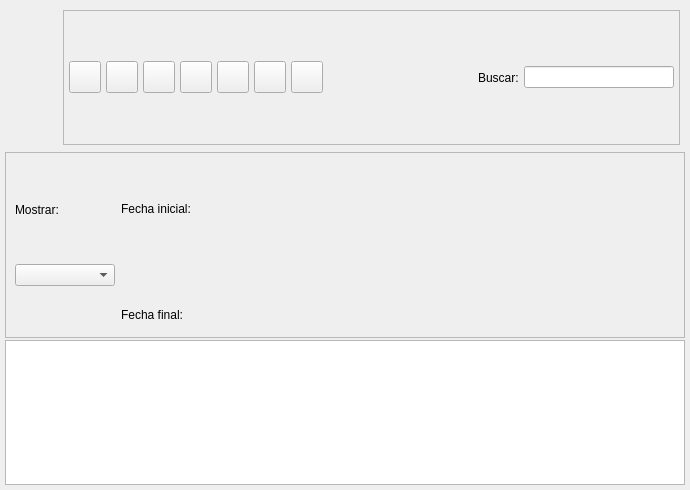
The window that bulmages/bulmafact/plugins/pluginalmacen/almaceneslistbase.ui (eboladev/Bulmages-1) describes before a commit, drawn with Qt 5.
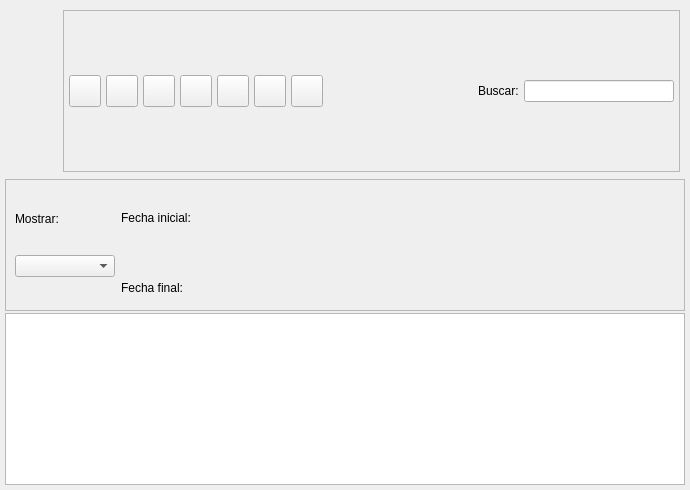
The same window after the commit. Icons and pictures are not drawn. Custom widgets are drawn as their Qt base class.

Commit message: Saco la gestion de clientes como un plugin.

```diff
--- a/bulmages/bulmafact/plugins/pluginalmacen/almaceneslistbase.ui
+++ b/bulmages/bulmafact/plugins/pluginalmacen/almaceneslistbase.ui
@@ -392,9 +392,7 @@
    <item>
     <widget class="QFrame" name="m_busqueda" >
      <property name="sizePolicy" >
-      <sizepolicy>
-       <hsizetype>7</hsizetype>
-       <vsizetype>0</vsizetype>
+      <sizepolicy vsizetype="Fixed" hsizetype="Expanding" >
        <horstretch>0</horstretch>
        <verstretch>0</verstretch>
       </sizepolicy>
@@ -412,39 +410,10 @@
       <property name="spacing" >
        <number>6</number>
       </property>
-      <item rowspan="2" row="1" column="2" >
-       <widget class="BusquedaCliente" native="1" name="m_cliente" >
-        <property name="sizePolicy" >
-         <sizepolicy>
-          <hsizetype>7</hsizetype>
-          <vsizetype>0</vsizetype>
-          <horstretch>0</horstretch>
-          <verstretch>0</verstretch>
-         </sizepolicy>
-        </property>
-        <property name="minimumSize" >
-         <size>
-          <width>0</width>
-          <height>80</height>
-         </size>
-        </property>
-        <property name="maximumSize" >
-         <size>
-          <width>16777215</width>
-          <height>16777215</height>
-         </size>
-        </property>
-        <property name="autoFillBackground" >
-         <bool>false</bool>
-        </property>
-       </widget>
-      </item>
       <item row="0" column="2" >
        <widget class="BusquedaArticulo" native="1" name="m_articulo" >
         <property name="sizePolicy" >
-         <sizepolicy>
-          <hsizetype>7</hsizetype>
-          <vsizetype>0</vsizetype>
+         <sizepolicy vsizetype="Fixed" hsizetype="Expanding" >
           <horstretch>0</horstretch>
           <verstretch>0</verstretch>
          </sizepolicy>
@@ -474,9 +443,7 @@
         <item>
          <widget class="QLabel" name="label_2" >
           <property name="sizePolicy" >
-           <sizepolicy>
-            <hsizetype>0</hsizetype>
-            <vsizetype>0</vsizetype>
+           <sizepolicy vsizetype="Fixed" hsizetype="Fixed" >
             <horstretch>0</horstretch>
             <verstretch>0</verstretch>
            </sizepolicy>
@@ -495,9 +462,7 @@
         <item>
          <widget class="QComboBox" name="mui_procesada" >
           <property name="sizePolicy" >
-           <sizepolicy>
-            <hsizetype>0</hsizetype>
-            <vsizetype>0</vsizetype>
+           <sizepolicy vsizetype="Fixed" hsizetype="Fixed" >
             <horstretch>0</horstretch>
             <verstretch>0</verstretch>
            </sizepolicy>
@@ -535,9 +500,7 @@
         <item>
          <widget class="QLabel" name="textLabel1_4" >
           <property name="sizePolicy" >
-           <sizepolicy>
-            <hsizetype>0</hsizetype>
-            <vsizetype>0</vsizetype>
+           <sizepolicy vsizetype="Fixed" hsizetype="Fixed" >
             <horstretch>0</horstretch>
             <verstretch>0</verstretch>
            </sizepolicy>
@@ -578,9 +541,7 @@
         <item>
          <widget class="QLabel" name="textLabel1_4_2" >
           <property name="sizePolicy" >
-           <sizepolicy>
-            <hsizetype>0</hsizetype>
-            <vsizetype>0</vsizetype>
+           <sizepolicy vsizetype="Fixed" hsizetype="Fixed" >
             <horstretch>0</horstretch>
             <verstretch>0</verstretch>
            </sizepolicy>
@@ -616,9 +577,7 @@
    <item>
     <widget class="SubForm3" name="mui_list" >
      <property name="sizePolicy" >
-      <sizepolicy>
-       <hsizetype>13</hsizetype>
-       <vsizetype>13</vsizetype>
+      <sizepolicy vsizetype="Ignored" hsizetype="Ignored" >
        <horstretch>0</horstretch>
        <verstretch>0</verstretch>
       </sizepolicy>
@@ -644,11 +603,6 @@
    <extends>QWidget</extends>
    <header>../../../bulmalib/src/busquedafecha.h</header>
   </customwidget>
-  <customwidget>
-   <class>BusquedaCliente</class>
-   <extends>QWidget</extends>
-   <header>busquedacliente.h</header>
-  </customwidget>
  </customwidgets>
  <resources>
   <include location="../../../bulmages.qrc" />
```
Left out of the diff: 72 changed lines with no effect on the pictures. The commit also changes 105 other files.
